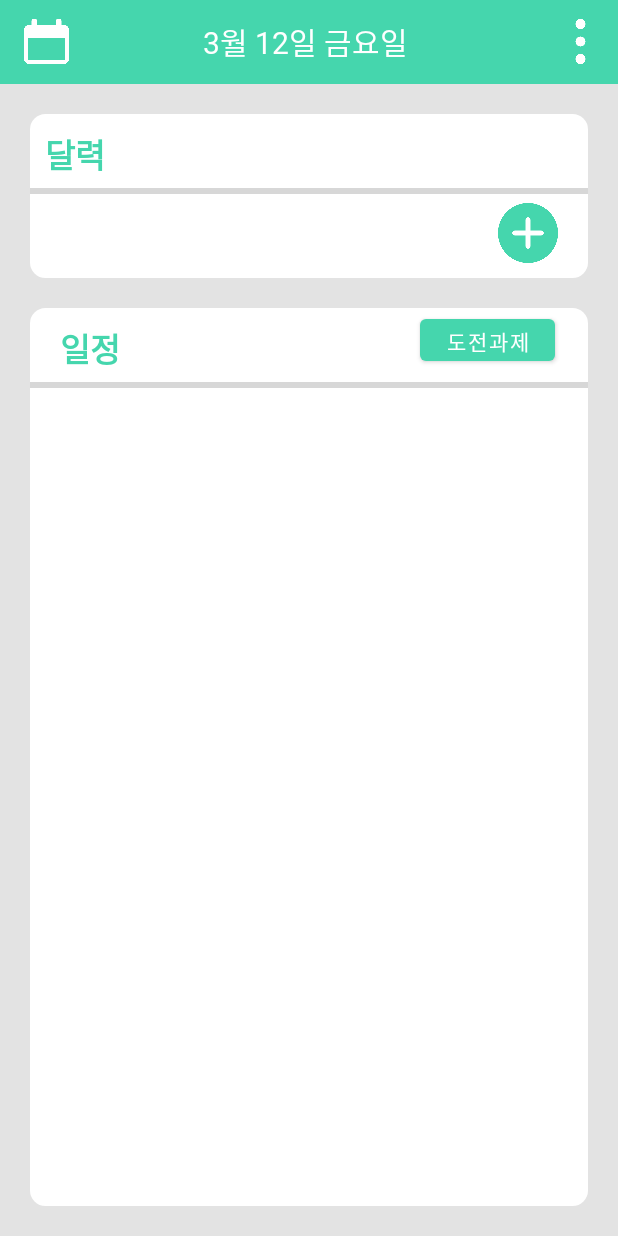
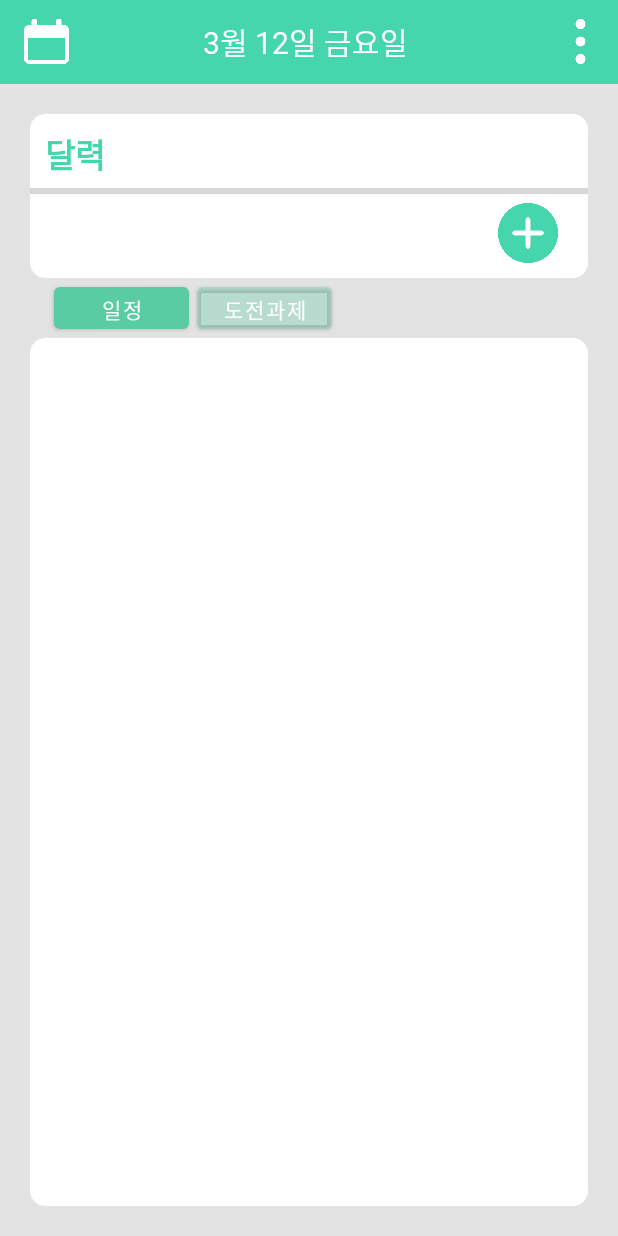
Before and after one commit to nugulhie/swp_plannerchallenge, an Android app: the layout activity_calendar.xml on its own in the app's theme, with its tools: preview values and no code run, on a phone screen of 412 x 824 dp. Run offline under Robolectric (Android 15) with nearby library versions, the light colour scheme and no system bars.

Commit message:
0522 일정,캘린더 알람 기능 추가

```diff
--- a/app/src/main/res/layout/activity_calendar.xml
+++ b/app/src/main/res/layout/activity_calendar.xml
@@ -13,12 +13,12 @@
 
     <!--상단 메뉴 영역 !-->
     <LinearLayout
-        android:id="@+id/linearLayout_menuBar_cal"
+        android:id="@+id/linearLayout6"
         android:layout_width="0dp"
         android:layout_height="wrap_content"
         android:layout_marginBottom="20dp"
         android:orientation="vertical"
-        app:layout_constraintBottom_toTopOf="@+id/linearLayout_basic_cal"
+        app:layout_constraintBottom_toTopOf="@+id/aad11"
         app:layout_constraintEnd_toEndOf="parent"
         app:layout_constraintStart_toStartOf="parent"
         app:layout_constraintTop_toTopOf="parent"
@@ -35,7 +35,7 @@
             android:theme="?attr/actionBarTheme">
 
             <ImageButton
-                android:id="@+id/button_calendar_cal"
+                android:id="@+id/img_cal_cal"
                 android:layout_width="30dp"
                 android:layout_height="30dp"
                 android:layout_weight="0"
@@ -45,7 +45,7 @@
                 app:srcCompat="@drawable/calendar2" />
 
             <TextView
-                android:id="@+id/textView_dateOfToday"
+                android:id="@+id/txt_date_of_today"
                 android:layout_width="150dp"
                 android:layout_height="33dp"
                 android:layout_gravity="center"
@@ -68,7 +68,7 @@
                 android:textSize="20sp" />
 
             <ImageButton
-                android:id="@+id/button_menu_cal"
+                android:id="@+id/btn_more_cal"
                 android:layout_width="30dp"
                 android:layout_height="30dp"
                 android:layout_gravity="right"
@@ -84,17 +84,17 @@
     <!--하단 영역!-->
 
     <LinearLayout
-        android:id="@+id/linearLayout_basic_cal"
+        android:id="@+id/aad11"
         android:layout_width="0dp"
         android:layout_height="0dp"
         android:orientation="vertical"
         app:layout_constraintBottom_toBottomOf="parent"
         app:layout_constraintEnd_toEndOf="parent"
         app:layout_constraintStart_toStartOf="parent"
-        app:layout_constraintTop_toBottomOf="@+id/linearLayout_menuBar_cal">
+        app:layout_constraintTop_toBottomOf="@+id/linearLayout6">
 
         <LinearLayout
-            android:id="@+id/linearLayout_calendar_cal"
+            android:id="@+id/linearLayout2"
             android:layout_width="match_parent"
             android:layout_height="wrap_content"
             android:layout_marginHorizontal="20dp"
@@ -103,7 +103,7 @@
 
 
             <TextView
-                android:id="@+id/textView_titleCalendar"
+                android:id="@+id/textView1"
                 android:layout_width="match_parent"
                 android:layout_height="wrap_content"
                 android:layout_marginHorizontal="10dp"
@@ -115,6 +115,7 @@
                 android:textStyle="bold" />
 
             <ProgressBar
+                android:id="@+id/progressBar1"
                 style="?android:attr/progressBarStyleHorizontal"
                 android:layout_width="match_parent"
                 android:layout_height="wrap_content" />
@@ -130,7 +131,7 @@
                 app:cellSize="150" />
 
             <ImageButton
-                android:id="@+id/button_addCalendar_cal"
+                android:id="@+id/btn_addCal_cal"
                 android:layout_width="40dp"
                 android:layout_height="40dp"
                 android:layout_gravity="right"
@@ -143,64 +144,63 @@
 
         </LinearLayout>
 
-
         <LinearLayout
+            android:id="@+id/linearLayout3"
             android:layout_width="match_parent"
             android:layout_height="0dp"
-            android:layout_weight="3"
             android:layout_marginStart="20dp"
             android:layout_marginLeft="20dp"
-            android:layout_marginTop="20dp"
             android:layout_marginEnd="20dp"
             android:layout_marginRight="20dp"
             android:layout_marginBottom="20dp"
-            android:background="@drawable/layout_bg"
+            android:layout_weight="3"
             android:baselineAligned="true"
             android:orientation="vertical">
 
+            <androidx.appcompat.widget.Toolbar
+                android:id="@+id/toolbar3"
+                android:layout_width="match_parent"
+                android:layout_height="40dp"
+                android:background="#00FFFFFF"
+                android:minHeight="?attr/actionBarSize"
+                android:theme="?attr/actionBarTheme">
+
+                <Button
+                    android:id="@+id/button1"
+                    android:layout_width="90dp"
+                    android:layout_height="40dp"
+                    android:layout_marginHorizontal="5dp"
+                    android:fontFamily="@font/maplestory_bold"
+                    android:text="일정"
+                    app:backgroundTint="#5ACCA4" />
+
+                <Button
+                    android:id="@+id/btn_challHistory"
+                    android:layout_width="90dp"
+                    android:layout_height="40dp"
+                    android:layout_marginHorizontal="5dp"
+                    android:fontFamily="@font/maplestory_bold"
+                    android:text="도전과제"
+                    app:backgroundTint="#515ACCA4" />
+
+            </androidx.appcompat.widget.Toolbar>
+
+
             <LinearLayout
                 android:layout_width="match_parent"
-                android:layout_height="wrap_content"
-                android:orientation="horizontal">
+                android:layout_height="match_parent"
+                android:background="@drawable/layout_bg"
+                android:orientation="vertical">
 
-                <TextView
-                    android:id="@+id/textView_titlePlan_cal"
-                    android:layout_width="wrap_content"
+                <androidx.recyclerview.widget.RecyclerView
+                    android:id="@+id/recycler_calendar"
+                    android:layout_width="match_parent"
                     android:layout_height="wrap_content"
                     android:layout_marginHorizontal="20dp"
-                    android:layout_marginTop="10dp"
-                    android:fontFamily="@font/maplestory_bold"
-                    android:text="일정"
-                    android:textColor="#45D6AD"
-                    android:textSize="22sp"
-                    android:textStyle="bold" />
-
-                <Button
-                    android:id="@+id/button_challengeHistory_cal"
-                    android:layout_width="90dp"
-                    android:layout_height="40dp"
-                    android:layout_gravity="center"
-                    android:layout_marginLeft="180dp"
-                    android:fontFamily="@font/maplestory_bold"
-                    android:text="도전과제"
-                    app:backgroundTint="#45D6AD" />
-
+                    android:layout_marginVertical="10dp" />
             </LinearLayout>
 
-            <ProgressBar
-                style="?android:attr/progressBarStyleHorizontal"
-                android:layout_width="match_parent"
-                android:layout_height="wrap_content" />
-
-            <androidx.recyclerview.widget.RecyclerView
-                android:id="@+id/recycler_calendar"
-                android:layout_width="match_parent"
-                android:layout_height="wrap_content"
-                android:layout_marginHorizontal="20dp"
-                android:layout_marginBottom="5dp" />
         </LinearLayout>
-
-        </LinearLayout>
-
+    </LinearLayout>
 
 </androidx.constraintlayout.widget.ConstraintLayout>
```
Also changed, not shown: app/src/main/java/com/example/swp_challenge/Activity/SettingsActivity.java (+107 -105 lines).
